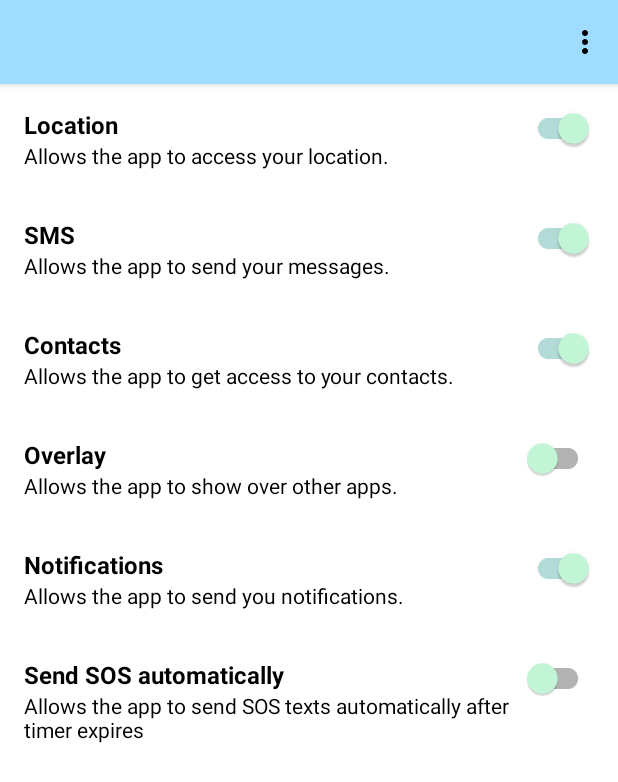
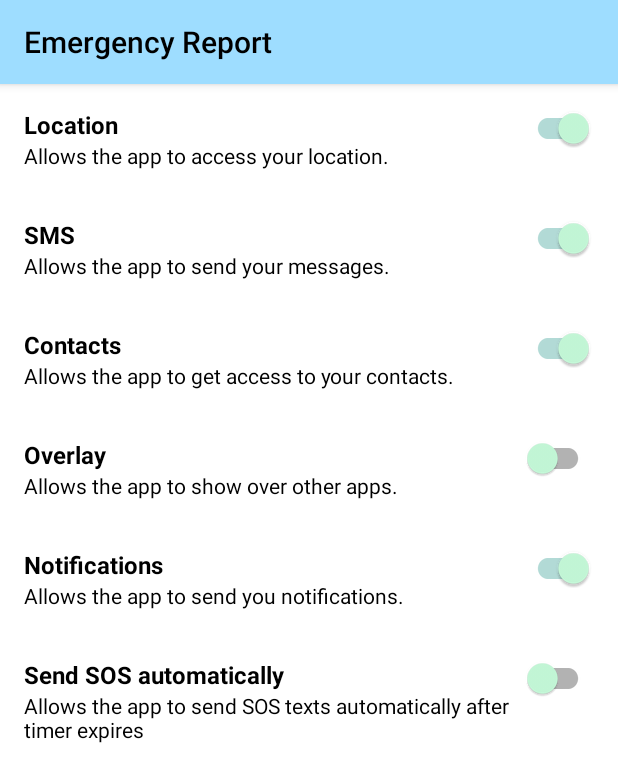
Before and after one commit to cata-upt/EmergencyReport, an Android app: the PermissionsActivity screen opened directly, with no data from a screen before it, on a phone screen of 412 x 824 dp. Shown: the top 782 px of the screen. Run offline under Robolectric (Android 15) with nearby library versions, the phone set to English and light mode, and no system bars; libraries missing offline, so code that uses them is left out: androidx.constraintlayout.motion.

Commit message:
small refactorings + bugs solved

```diff
--- a/app/src/main/java/com/example/emergencyapp/activities/FriendsListActivity.java
+++ b/app/src/main/java/com/example/emergencyapp/activities/FriendsListActivity.java
@@ -4,6 +4,7 @@ import android.content.Intent;
 import android.os.Bundle;
 
 import androidx.appcompat.app.AppCompatActivity;
+import androidx.appcompat.widget.Toolbar;
 import androidx.fragment.app.Fragment;
 import androidx.viewpager2.widget.ViewPager2;
 
@@ -23,6 +24,8 @@ public class FriendsListActivity extends AppCompatActivity{
     protected void onCreate(Bundle savedInstanceState) {
         super.onCreate(savedInstanceState);
         setContentView(R.layout.activity_friends_list);
+        Toolbar myToolbar = findViewById(R.id.my_toolbar);
+        setSupportActionBar(myToolbar);
 
         viewPager = findViewById(R.id.view_pager);
         tabLayout = findViewById(R.id.tabs);
--- a/app/src/main/java/com/example/emergencyapp/activities/LocationActivity.java
+++ b/app/src/main/java/com/example/emergencyapp/activities/LocationActivity.java
@@ -146,4 +146,9 @@ public class LocationActivity extends FragmentActivity implements OnMapReadyCall
     private boolean checkLocationPermissions() {
         return ContextCompat.checkSelfPermission(this, android.Manifest.permission.ACCESS_FINE_LOCATION) == PackageManager.PERMISSION_GRANTED;
     }
+
+    @Override
+    public void onDestroy(){
+        super.onDestroy();
+    }
 }
--- a/app/src/main/java/com/example/emergencyapp/activities/PermissionsActivity.java
+++ b/app/src/main/java/com/example/emergencyapp/activities/PermissionsActivity.java
@@ -10,6 +10,7 @@ import android.provider.Settings;
 
 import androidx.annotation.NonNull;
 import androidx.appcompat.app.AppCompatActivity;
+import androidx.appcompat.widget.Toolbar;
 import androidx.core.app.NotificationManagerCompat;
 import androidx.core.content.ContextCompat;
 import androidx.recyclerview.widget.LinearLayoutManager;
@@ -32,6 +33,8 @@ public class PermissionsActivity extends AppCompatActivity {
     protected void onCreate(Bundle savedInstanceState) {
         super.onCreate(savedInstanceState);
         setContentView(R.layout.permissions_activity);
+        Toolbar myToolbar = findViewById(R.id.my_toolbar);
+        setSupportActionBar(myToolbar);
 
         recyclerView = findViewById(R.id.recycler_view);
         recyclerView.setLayoutManager(new LinearLayoutManager(this));
--- a/app/src/main/java/com/example/emergencyapp/activities/SignUpActivity.java
+++ b/app/src/main/java/com/example/emergencyapp/activities/SignUpActivity.java
@@ -203,7 +203,7 @@ public class SignUpActivity extends AppCompatActivity {
         nameField.setText("");
         usernameField.setText("");
         emailField.setText("");
-        passwordField.setText("");
+        phoneNumberField.setText("");
         passwordField.setText("");
         displayMessageTextView("Account created successfully!");
     }
--- a/app/src/main/res/layout/activity_friends_list.xml
+++ b/app/src/main/res/layout/activity_friends_list.xml
@@ -14,8 +14,7 @@
 
         <androidx.appcompat.widget.Toolbar
             android:id="@+id/my_toolbar"
-            style="@style/ToolbarTheme"
-            app:menu="@menu/navigation_menu" />
+            style="@style/ToolbarTheme"/>
         <com.google.android.material.tabs.TabLayout
             android:id="@+id/tabs"
             android:layout_width="match_parent"
--- a/app/src/main/res/layout/add_contact_activity.xml
+++ b/app/src/main/res/layout/add_contact_activity.xml
@@ -13,8 +13,7 @@
         app:layout_constraintBottom_toTopOf="@id/buttons_linear">
         <androidx.appcompat.widget.Toolbar
             android:id="@+id/my_toolbar"
-            style="@style/ToolbarTheme"
-            app:menu="@menu/navigation_menu"/>
+            style="@style/ToolbarTheme"/>
     </com.google.android.material.appbar.AppBarLayout>
     <LinearLayout
         android:id="@+id/buttons_linear"
--- a/app/src/main/res/layout/permissions_activity.xml
+++ b/app/src/main/res/layout/permissions_activity.xml
@@ -12,8 +12,7 @@
         app:layout_constraintBottom_toTopOf="@id/permission_list">
         <androidx.appcompat.widget.Toolbar
             android:id="@+id/my_toolbar"
-            style="@style/ToolbarTheme"
-            app:menu="@menu/navigation_menu"/>
+            style="@style/ToolbarTheme"/>
     </com.google.android.material.appbar.AppBarLayout>
 
     <LinearLayout
```
Also changed, not shown: app/src/main/java/com/example/emergencyapp/activities/AddContactActivity.java (+0 -18 lines).
